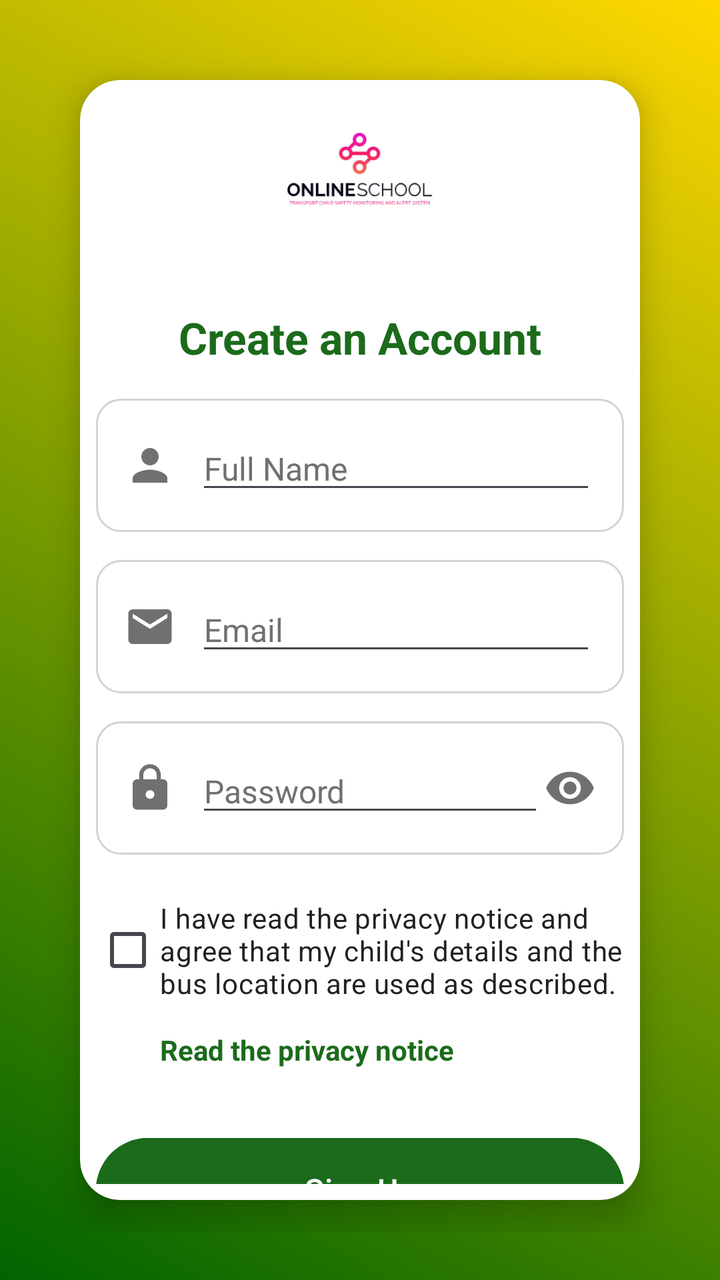
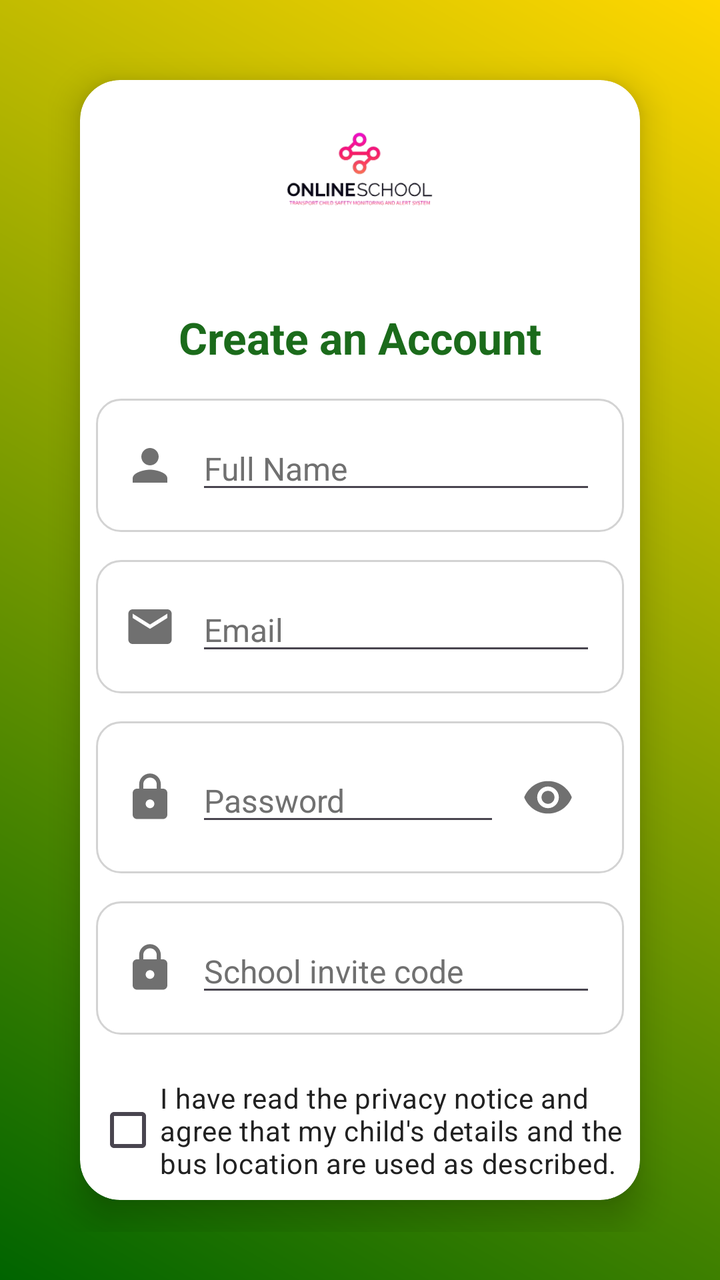

Compare the two renders of this Android layout. The source of the first and the diff that turns it into the second are given below.
<!-- AndroidManifest.xml: application theme Theme.TransportApp -->
<!-- res/layout/activity_sign_up.xml -->
<?xml version="1.0" encoding="utf-8"?>
<RelativeLayout xmlns:android="http://schemas.android.com/apk/res/android"
    xmlns:app="http://schemas.android.com/apk/res-auto"
    android:layout_width="match_parent"
    android:layout_height="match_parent">

    
    <LinearLayout
        android:layout_width="match_parent"
        android:layout_height="match_parent"
        android:orientation="vertical"
        android:gravity="center"
        android:padding="24dp"
        android:background="@drawable/bg_gradient">

        
        <com.google.android.material.card.MaterialCardView
            android:layout_width="match_parent"
            android:layout_height="wrap_content"
            android:layout_margin="16dp"
            android:padding="32dp"
            app:cardCornerRadius="20dp"
            app:cardElevation="10dp"
            android:backgroundTint="@color/surface">

            <LinearLayout
                android:layout_width="match_parent"
                android:layout_height="wrap_content"
                android:orientation="vertical"
                android:padding="8dp">

                
                <ImageView
                    android:contentDescription="@null"
                    android:layout_width="90dp"
                    android:layout_height="90dp"
                    android:src="@drawable/logo"
                    android:layout_gravity="center"
                    android:layout_marginBottom="16dp" />

                
                <TextView
                    android:layout_width="match_parent"
                    android:layout_height="wrap_content"
                    android:text="@string/create_an_account"
                    android:textSize="22sp"
                    android:textStyle="bold"
                    android:textColor="@color/text_accent"
                    android:gravity="center"
                    android:paddingBottom="16dp" />

                
                <LinearLayout
                    android:layout_width="match_parent"
                    android:layout_height="wrap_content"
                    android:orientation="horizontal"
                    android:background="@drawable/input_field_bg"
                    android:padding="14dp"
                    android:gravity="center_vertical"
                    android:layout_marginBottom="14dp">

                    <ImageView
                        android:contentDescription="@null"
                        android:layout_width="26dp"
                        android:layout_height="26dp"
                        android:src="@drawable/baseline_person_24"
                        android:layout_marginEnd="10dp"
                        app:tint="@color/gray" />

                    <EditText
                        android:id="@+id/etFullName"
                        android:layout_width="match_parent"
                        android:layout_height="wrap_content"
                        android:hint="@string/hint_full_name"
                        android:textSize="16sp"
                        android:inputType="textPersonName"
                        android:textColorHint="@color/gray"
                        android:textColor="@color/text_primary"/>
                </LinearLayout>

                
                <LinearLayout
                    android:layout_width="match_parent"
                    android:layout_height="wrap_content"
                    android:orientation="horizontal"
                    android:background="@drawable/input_field_bg"
                    android:padding="14dp"
                    android:gravity="center_vertical"
                    android:layout_marginBottom="14dp">

                    <ImageView
                        android:contentDescription="@null"
                        android:layout_width="26dp"
                        android:layout_height="26dp"
                        android:src="@drawable/baseline_email_24"
                        android:layout_marginEnd="10dp"
                        app:tint="@color/gray" />

                    <EditText
                        android:id="@+id/etEmail"
                        android:layout_width="match_parent"
                        android:layout_height="wrap_content"
                        android:hint="@string/hint_email"
                        android:textSize="16sp"
                        android:inputType="textEmailAddress"
                        android:textColorHint="@color/gray"
                        android:textColor="@color/text_primary"/>
                </LinearLayout>

                
                <LinearLayout
                    android:layout_width="match_parent"
                    android:layout_height="wrap_content"
                    android:orientation="horizontal"
                    android:background="@drawable/input_field_bg"
                    android:padding="14dp"
                    android:gravity="center_vertical"
                    android:layout_marginBottom="14dp">

                    <ImageView
                        android:contentDescription="@null"
                        android:layout_width="26dp"
                        android:layout_height="26dp"
                        android:src="@drawable/baseline_lock_24"
                        android:layout_marginEnd="10dp"
                        app:tint="@color/gray" />

                    <EditText
                        android:id="@+id/etPassword"
                        android:layout_width="0dp"
                        android:layout_height="wrap_content"
                        android:layout_weight="1"
                        android:hint="@string/hint_password"
                        android:textSize="16sp"
                        android:inputType="textPassword"
                        android:textColorHint="@color/gray"
                        android:textColor="@color/text_primary"/>

                    
                    <ImageView
                        android:contentDescription="@string/show_password"
                        android:id="@+id/ivTogglePassword"
                        android:layout_width="26dp"
                        android:layout_height="26dp"
                        android:src="@drawable/baseline_remove_red_eye_24"
                        android:clickable="true"
                        android:focusable="true"
                        app:tint="@color/gray" />
                </LinearLayout>

                
                <CheckBox
                    android:id="@+id/cbConsent"
                    android:layout_width="match_parent"
                    android:layout_height="wrap_content"
                    android:layout_marginTop="8dp"
                    android:minHeight="48dp"
                    android:text="@string/consent_checkbox"
                    android:textColor="@color/text_primary"
                    android:textSize="14sp" />

                <TextView
                    android:id="@+id/tvPrivacyNotice"
                    android:layout_width="match_parent"
                    android:layout_height="wrap_content"
                    android:layout_marginBottom="8dp"
                    android:minHeight="48dp"
                    android:gravity="center_vertical"
                    android:paddingStart="32dp"
                    android:paddingEnd="0dp"
                    android:text="@string/privacy_notice_link"
                    android:textColor="@color/text_accent"
                    android:textSize="14sp"
                    android:textStyle="bold" />

                
                <Button
                    android:id="@+id/btnSignUp"
                    android:layout_width="match_parent"
                    android:layout_height="60dp"
                    android:text="@string/sign_up"
                    android:textSize="16sp"
                    android:backgroundTint="@color/green"
                    android:textColor="@android:color/white"
                    android:layout_marginTop="8dp"
                    android:layout_marginBottom="12dp"
                    android:padding="14dp" />

                
                <TextView
                    android:id="@+id/tvSignIn"
                    android:layout_width="match_parent"
                    android:layout_height="wrap_content"
                    android:text="@string/already_have_an_account_sign_in"
                    android:textSize="14sp"
                    android:textColor="@color/text_accent"
                    android:gravity="center"
                    android:layout_marginTop="12dp"
                    android:clickable="true"/>
            </LinearLayout>
        </com.google.android.material.card.MaterialCardView>
    </LinearLayout>
</RelativeLayout>
<!-- resources referenced by this layout -->
<resources>
  <color name="gray">#707070</color>
  <color name="green">#1B6B1B</color>
  <color name="surface">#FFFFFF</color>
  <color name="text_accent">#1B6B1B</color>
  <color name="text_primary">#212121</color>
  <!-- drawable baseline_email_24 (drawable) -->
  <vector xmlns:android="http://schemas.android.com/apk/res/android" android:height="24dp" android:tint="@color/text_secondary" android:viewportHeight="24" android:viewportWidth="24" android:width="24dp">
        
      <path android:fillColor="@android:color/white" android:pathData="M20,4L4,4c-1.1,0 -1.99,0.9 -1.99,2L2,18c0,1.1 0.9,2 2,2h16c1.1,0 2,-0.9 2,-2L22,6c0,-1.1 -0.9,-2 -2,-2zM20,8l-8,5 -8,-5L4,6l8,5 8,-5v2z"/>
      
  </vector>
  <!-- drawable baseline_person_24 (drawable) -->
  <vector xmlns:android="http://schemas.android.com/apk/res/android" android:height="24dp" android:tint="@color/text_secondary" android:viewportHeight="24" android:viewportWidth="24" android:width="24dp">
        
      <path android:fillColor="@android:color/white" android:pathData="M12,12c2.21,0 4,-1.79 4,-4s-1.79,-4 -4,-4 -4,1.79 -4,4 1.79,4 4,4zM12,14c-2.67,0 -8,1.34 -8,4v2h16v-2c0,-2.66 -5.33,-4 -8,-4z"/>
      
  </vector>
  <!-- drawable baseline_remove_red_eye_24 (drawable) -->
  <vector xmlns:android="http://schemas.android.com/apk/res/android" android:height="24dp" android:tint="@color/text_secondary" android:viewportHeight="24" android:viewportWidth="24" android:width="24dp">
        
      <path android:fillColor="@android:color/white" android:pathData="M12,4.5C7,4.5 2.73,7.61 1,12c1.73,4.39 6,7.5 11,7.5s9.27,-3.11 11,-7.5c-1.73,-4.39 -6,-7.5 -11,-7.5zM12,17c-2.76,0 -5,-2.24 -5,-5s2.24,-5 5,-5 5,2.24 5,5 -2.24,5 -5,5zM12,9c-1.66,0 -3,1.34 -3,3s1.34,3 3,3 3,-1.34 3,-3 -1.34,-3 -3,-3z"/>
      
  </vector>
  <!-- drawable bg_gradient (drawable) -->
  <?xml version="1.0" encoding="utf-8"?>
  <layer-list xmlns:android="http://schemas.android.com/apk/res/android">
      <item>
          <shape android:shape="rectangle">
              <gradient
                  android:angle="45"
                  android:startColor="#006400"
                  android:endColor="#FFD700"
                  android:type="linear" />
          </shape>
      </item>
  </layer-list>
  <!-- drawable input_field_bg (drawable) -->
  <?xml version="1.0" encoding="utf-8"?>
  <shape xmlns:android="http://schemas.android.com/apk/res/android">
      <solid android:color="@color/surface"/>
      <stroke android:width="1dp" android:color="@color/light_gray"/>
      <corners android:radius="12dp"/>
      <padding android:left="12dp" android:right="12dp"/>
  </shape>
  <string name="already_have_an_account_sign_in">Already have an account? Sign in</string>
  <string name="consent_checkbox">I have read the privacy notice and agree that my child\'s details and the bus location are used as described.</string>
  <string name="create_an_account">Create an Account</string>
  <string name="hint_email">Email</string>
  <string name="hint_full_name">Full Name</string>
  <string name="hint_password">Password</string>
  <string name="privacy_notice_link">Read the privacy notice</string>
  <string name="show_password">Show password</string>
  <string name="sign_up">Sign Up</string>
  <style name="Theme.TransportApp" parent="Base.Theme.TransportApp" />
  <color name="text_secondary">#616161</color>
  <color name="light_gray">#D3D3D3</color>
  <style name="Base.Theme.TransportApp" parent="Theme.Material3.DayNight.NoActionBar">
          
          <item name="colorPrimary">@color/green</item>
          <item name="colorOnPrimary">@color/white</item>
          <item name="colorSecondary">@color/accent_orange</item>
          <item name="colorOnSecondary">@color/white</item>
          
          <item name="materialCardViewStyle">@style/Widget.Material3.CardView.Elevated</item>
      </style>
  <color name="white">#FFFFFFFF</color>
  <color name="accent_orange">#B45309</color>
  <!-- unchanged entries left out for length: 2 -->
</resources>

<!-- the commit's change to res/layout/activity_sign_up.xml (unified diff, before → after) -->
@@ -140,12 +140,43 @@
                     <ImageView
                         android:contentDescription="@string/show_password"
                         android:id="@+id/ivTogglePassword"
-                        android:layout_width="26dp"
-                        android:layout_height="26dp"
+                        android:layout_width="48dp"
+                        android:layout_height="48dp"
+                        android:padding="11dp"
                         android:src="@drawable/baseline_remove_red_eye_24"
                         android:clickable="true"
                         android:focusable="true"
                         app:tint="@color/gray" />
+                </LinearLayout>
+
+                
+                <LinearLayout
+                    android:layout_width="match_parent"
+                    android:layout_height="wrap_content"
+                    android:orientation="horizontal"
+                    android:background="@drawable/input_field_bg"
+                    android:padding="14dp"
+                    android:gravity="center_vertical"
+                    android:layout_marginBottom="14dp">
+
+                    <ImageView
+                        android:contentDescription="@null"
+                        android:layout_width="26dp"
+                        android:layout_height="26dp"
+                        android:src="@drawable/baseline_lock_24"
+                        android:layout_marginEnd="10dp"
+                        app:tint="@color/gray" />
+
+                    <EditText
+                        android:id="@+id/etInviteCode"
+                        android:layout_width="match_parent"
+                        android:layout_height="wrap_content"
+                        android:hint="@string/hint_invite_code"
+                        android:importantForAutofill="no"
+                        android:inputType="textCapCharacters|textNoSuggestions"
+                        android:textSize="16sp"
+                        android:textColorHint="@color/gray"
+                        android:textColor="@color/text_primary"/>
                 </LinearLayout>
 
                 
<!-- resource entries referenced after the edit -->
@@ -49,6 +49,7 @@
   <string name="create_an_account">Create an Account</string>
   <string name="hint_email">Email</string>
   <string name="hint_full_name">Full Name</string>
+  <string name="hint_invite_code">School invite code</string>
   <string name="hint_password">Password</string>
   <string name="privacy_notice_link">Read the privacy notice</string>
   <string name="show_password">Show password</string>
